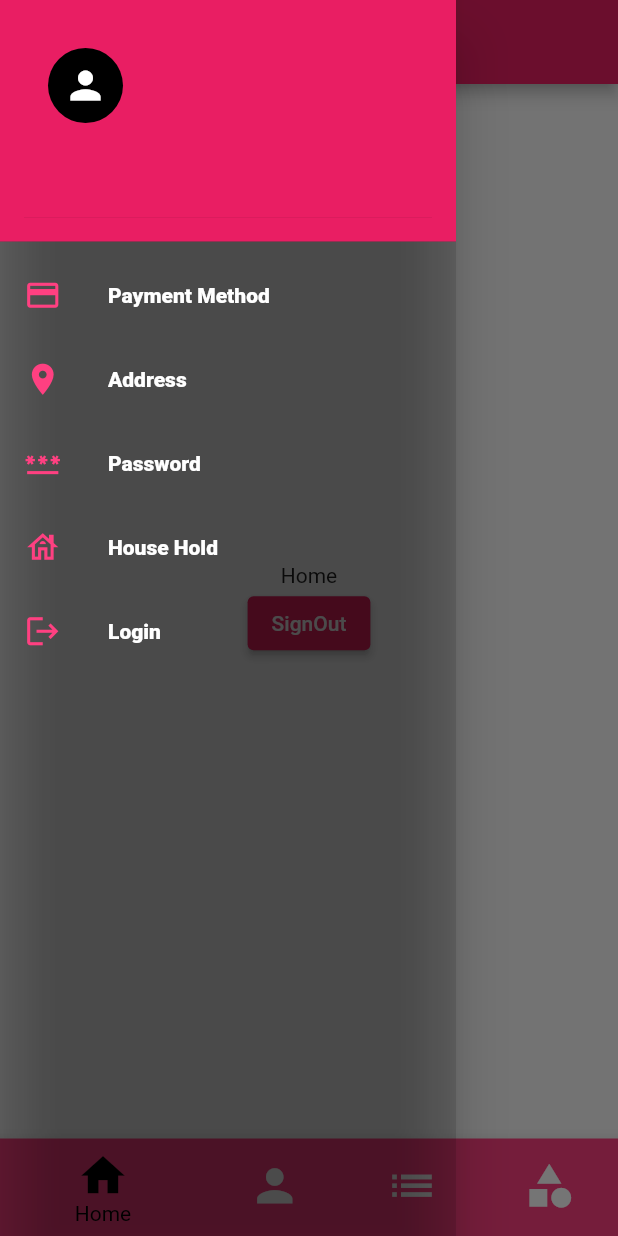
After one commit to ParthZignuts/assignment1, a Flutter app: the DashBoardScreen screen opened by its route, with the side drawer open, on a phone screen of 412 x 824 dp. The commit adds this screen. Run offline on Flutter 3.47's test engine with Material 2 defaults, Android fonts, the phone set to English and light mode, and no system bars; our stand-ins replace firebase_auth, firebase_core, fluttertoast; accounts and stored records are empty.

Commit message:
Complited Assignment2

```diff
--- a/lib/main.dart
+++ b/lib/main.dart
@@ -1,4 +1,4 @@
-import 'package:assignment_1/screens/home_screen.dart';
+import 'package:assignment_1/screens/dashboard_screen.dart';
 import 'package:assignment_1/screens/login_screen.dart';
 import 'package:assignment_1/screens/reset_password_screen.dart';
 import 'package:assignment_1/screens/signup_screen.dart';
@@ -29,7 +29,7 @@ class MyApp extends StatelessWidget {
           LoginScreen.id: (context) => LoginScreen(),
           SignupScreen.id: (context) => SignupScreen(),
           ResetpasswordScreen.id: (context) => ResetpasswordScreen(),
-          HomeScreen.id: (context) => HomeScreen(),
+          DashBoardScreen.id: (context) => DashBoardScreen(),
         });
   }
 }
--- /dev/null
+++ b/lib/screens/dashboard_screen.dart
@@ -0,0 +1,131 @@
+import 'package:firebase_auth/firebase_auth.dart';
+import 'package:flutter/material.dart';
+
+import '../widget/listtile_widget.dart';
+
+class DashBoardScreen extends StatefulWidget {
+  static final String id = 'homescreen';
+
+  @override
+  State<DashBoardScreen> createState() => _DashBoardScreenState();
+}
+
+class _DashBoardScreenState extends State<DashBoardScreen> {
+  int _curruntIndex = 0;
+  FirebaseAuth _firebaseAuth = FirebaseAuth.instance;
+
+  User? get cureentUser => _firebaseAuth.currentUser;
+
+  final tab = [
+    Center(
+      child: Text("Home"),
+    ),
+    Center(
+      child: Text("Address"),
+    ),
+    Center(
+      child: Text("Address"),
+    ),
+    Center(
+      child: Text("Household"),
+    ),
+  ];
+
+  Widget _userName() {
+    return Text(cureentUser?.displayName ?? 'Name');
+  }
+
+  Widget _userId() {
+    return Text(cureentUser?.email ?? 'User Email');
+  }
+
+  @override
+  Widget build(BuildContext context) {
+    return Scaffold(
+      appBar: AppBar(
+        title: Text('Home Screen'),
+        centerTitle: true,
+      ),
+      drawer: Drawer(
+        backgroundColor: Colors.black12,
+        child: ListView(
+          padding: EdgeInsets.zero,
+          children: <Widget>[
+            DrawerHeader(
+              decoration: BoxDecoration(color: Colors.pink),
+              child: UserAccountsDrawerHeader(
+                currentAccountPictureSize: Size.square(50),
+                currentAccountPicture: CircleAvatar(
+                  backgroundColor: Colors.black,
+                  child: Icon(
+                    Icons.person,
+                    color: Colors.white,
+                    size: 30,
+                  ),
+                ),
+                accountName: _userName(),
+                accountEmail: _userId(),
+              ),
+            ),
+            ListTileWidget(
+                "Payment Method", "List Of Payment Methods", Icons.payment),
+            ListTileWidget("Address", "Your Address", Icons.location_on),
+            ListTileWidget("Password", "Your Password", Icons.password),
+            ListTileWidget("House Hold", "HouseHold", Icons.house_outlined),
+            ListTileWidget("Login", "Log Out", Icons.logout),
+          ],
+        ),
+      ),
+      body: Container(
+        height: double.infinity,
+        width: double.infinity,
+        padding: EdgeInsets.all(20),
+        child: Column(
+          crossAxisAlignment: CrossAxisAlignment.center,
+          mainAxisAlignment: MainAxisAlignment.center,
+          children: <Widget>[
+            tab[_curruntIndex],
+            ElevatedButton(
+                onPressed: () {
+                  _firebaseAuth.signOut();
+                  Navigator.pop(context);
+                },
+                child: Text('SignOut'))
+          ],
+        ),
+      ),
+      bottomNavigationBar: BottomNavigationBar(
+        currentIndex: _curruntIndex,
+        selectedItemColor: Colors.black,
+        iconSize: 35,
+        items: [
+          BottomNavigationBarItem(
+            icon: Icon(Icons.home),
+            label: 'Home',
+            backgroundColor: Colors.pinkAccent,
+          ),
+          BottomNavigationBarItem(
+            icon: Icon(Icons.person),
+            label: 'Vendors',
+            backgroundColor: Colors.pinkAccent,
+          ),
+          BottomNavigationBarItem(
+            icon: Icon(Icons.list),
+            label: 'Lists',
+            backgroundColor: Colors.pinkAccent,
+          ),
+          BottomNavigationBarItem(
+            icon: Icon(Icons.category),
+            label: 'categories',
+            backgroundColor: Colors.pinkAccent,
+          ),
+        ],
+        onTap: (index) {
+          setState(() {
+            _curruntIndex = index;
+          });
+        },
+      ),
+    );
+  }
+}
--- a/lib/screens/home_screen.dart
+++ /dev/null
@@ -1,52 +0,0 @@
-import 'package:firebase_auth/firebase_auth.dart';
-import 'package:flutter/material.dart';
-
-class HomeScreen extends StatelessWidget {
-  static final String id = 'homescreen';
-
-  FirebaseAuth _firebaseAuth = FirebaseAuth.instance;
-  User? get cureentUser => _firebaseAuth.currentUser;
-
-  Widget _userName() {
-    return Padding(
-      padding: const EdgeInsets.all(10.0),
-      child: Text(cureentUser?.displayName ?? 'Name'),
-    );
-  } Widget _userId() {
-    return Padding(
-      padding: const EdgeInsets.all(10.0),
-      child: Text(cureentUser?.email ?? 'User Email'),
-    );
-  }
-
-
-
-  @override
-  Widget build(BuildContext context) {
-    return Scaffold(
-      appBar: AppBar(
-        title: Text('Home Screen'),
-        centerTitle: true,
-      ),
-      body: Container(
-        height: double.infinity,
-        width: double.infinity,
-        padding: EdgeInsets.all(20),
-        child: Column(
-          crossAxisAlignment: CrossAxisAlignment.center,
-          mainAxisAlignment: MainAxisAlignment.center,
-          children: <Widget>[
-            _userName(),
-            _userId(),
-            ElevatedButton(
-                onPressed: () {
-                  _firebaseAuth.signOut();
-                  Navigator.pop(context);
-                },
-                child: Text('SignOut'))
-          ],
-        ),
-      ),
-    );
-  }
-}
--- a/lib/screens/login_screen.dart
+++ b/lib/screens/login_screen.dart
@@ -1,4 +1,4 @@
-import 'package:assignment_1/screens/home_screen.dart';
+import 'package:assignment_1/screens/dashboard_screen.dart';
 import 'package:assignment_1/screens/reset_password_screen.dart';
 import 'package:assignment_1/screens/signup_screen.dart';
 import 'package:firebase_auth/firebase_auth.dart';
@@ -153,7 +153,7 @@ class _LoginScreenState extends State<LoginScreen> {
                         password: pass,
                       );
                       if (validUser.user != null) {
-                        Navigator.pushNamed(context, HomeScreen.id);
+                        Navigator.pushNamed(context, DashBoardScreen.id);
                       }
                     } on FirebaseAuthException catch (e) {
                       String error= e.message ?? 'Loged In';
--- /dev/null
+++ b/lib/widget/listtile_widget.dart
@@ -0,0 +1,31 @@
+import 'package:flutter/material.dart';
+import 'package:fluttertoast/fluttertoast.dart';
+
+class ListTileWidget extends StatelessWidget {
+  final String title;
+  final String lidtitle;
+  var icon;
+
+  ListTileWidget(this.title, this.lidtitle, this.icon);
+
+  @override
+  Widget build(BuildContext context) {
+    return ListTile(
+        title: Text(
+          this.title,
+          style: TextStyle(
+              color: Colors.white, fontWeight: FontWeight.w900),
+        ),
+        leading: Icon(icon, color: Colors.pinkAccent, size: 25),
+        onTap: () => {
+          Navigator.pop(context),
+          Fluttertoast.showToast(
+            msg: this.lidtitle,
+            toastLength: Toast.LENGTH_LONG,
+            gravity: ToastGravity.CENTER,
+            backgroundColor: Colors.grey,
+            // timeInSecForIosWeb: 2,
+            textColor: Colors.lightGreen,
+          ),}
+    );
+  }}
--- a/lib/widget/widgets.dart
+++ b/lib/widget/widgets.dart
@@ -1,5 +1,5 @@
 import 'package:flutter/material.dart';
-
+import 'package:fluttertoast/fluttertoast.dart';
 class textFormFiled extends StatelessWidget {
   TextEditingController controller;
 
```
